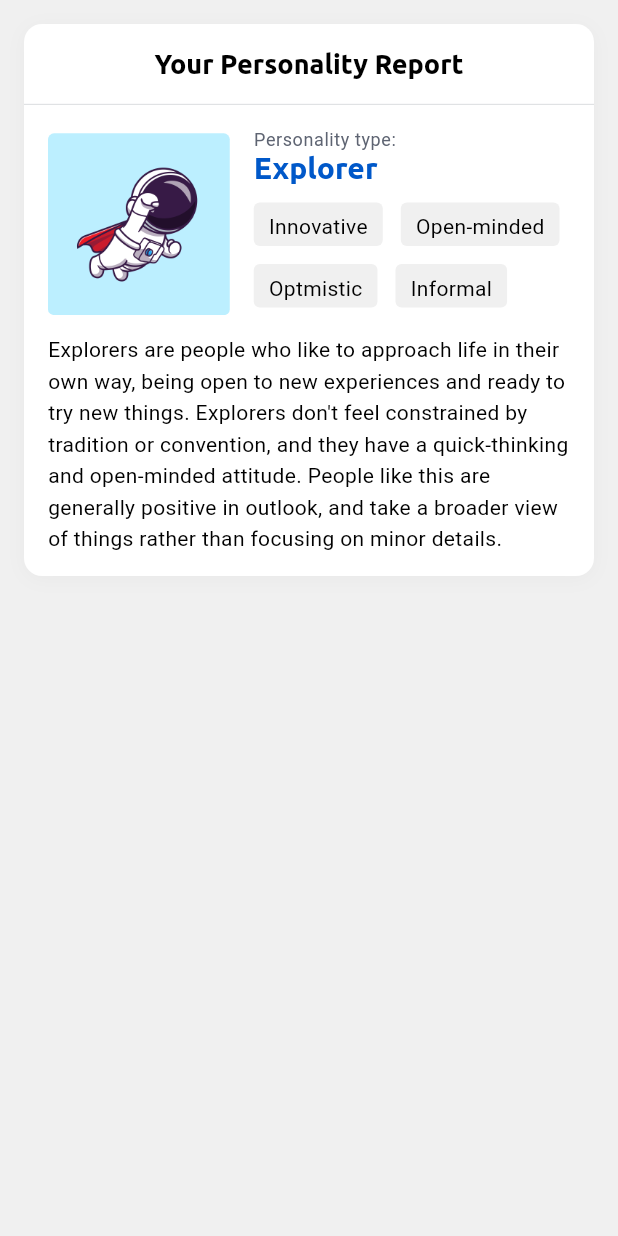
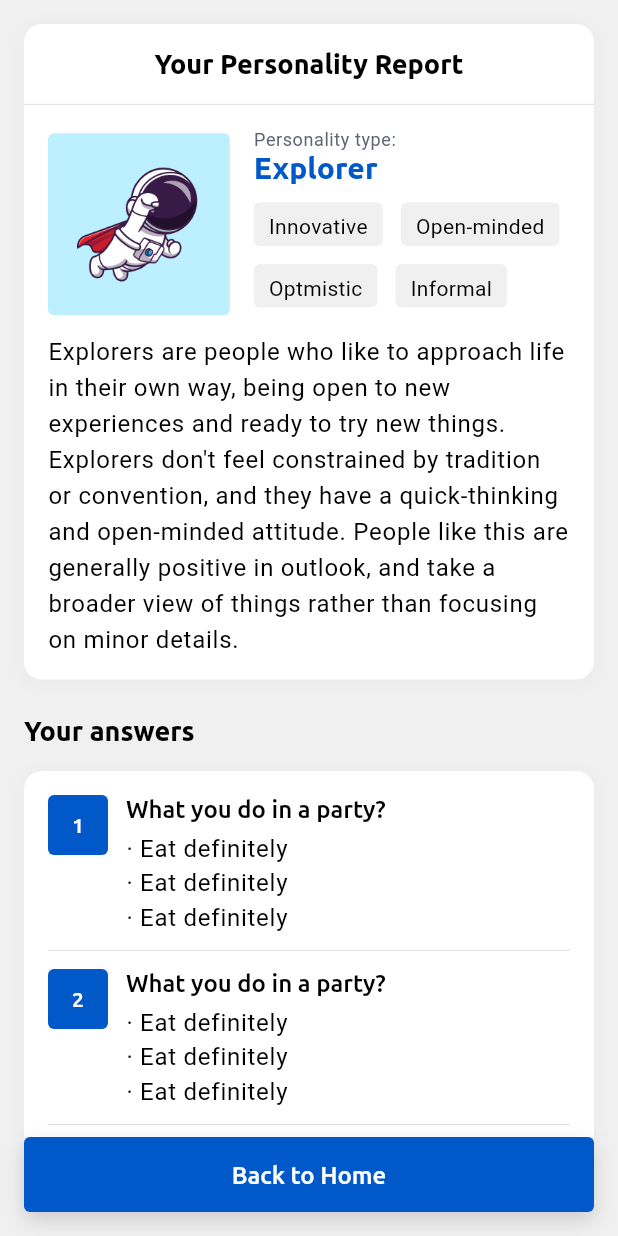
Before and after one commit to afhslll/quiz_app_flutter, a Flutter app: the ResultScreen screen opened by its route, on a phone screen of 412 x 824 dp. Run offline on Flutter 3.47's test engine with Material 2 defaults, Android fonts, the phone set to English and light mode, and no system bars; our stand-ins replace get_it; project files that could hold a hidden picture were left out.

Commit message:
Add user answers view

```diff
--- a/lib/ui/view/result_screen.dart
+++ b/lib/ui/view/result_screen.dart
@@ -1,20 +1,28 @@
 import 'package:flutter/material.dart';
 import 'package:quiz_app/core/constant/measurement_constant.dart';
 import 'package:quiz_app/core/constant/path_constant.dart';
+import 'package:quiz_app/core/model/question_info.dart';
+import 'package:quiz_app/core/service/locator/locator.dart';
+import 'package:quiz_app/core/service/navigation/navigation_service.dart';
 import 'package:quiz_app/ui/shared/style/common_style.dart';
 import 'package:quiz_app/ui/shared/style/roboto_style.dart';
 import 'package:quiz_app/ui/shared/style/ubuntu_style.dart';
 import 'package:quiz_app/ui/shared/theme_color.dart';
+import 'package:quiz_app/ui/widget/rounded_button.dart';
 import 'package:quiz_app/ui/widget/wrap_chip.dart';
 
 class ResultScreen extends StatelessWidget {
-  const ResultScreen({Key? key}) : super(key: key);
+  ResultScreen({Key? key}) : super(key: key);
+  final NavigationService _navigationService = locator<NavigationService>();
 
   @override
   Widget build(BuildContext context) {
     return Scaffold(
       backgroundColor: ThemeColor.lightestGrey,
-      body: SingleChildScrollView(
+      body: Column(
+        children: [
+          Expanded(
+            child: SingleChildScrollView(
               padding: EdgeInsets.all(ConstantMeasurement.screenPadding),
               child: Column(
                 crossAxisAlignment: CrossAxisAlignment.stretch,
@@ -23,8 +31,19 @@ class ResultScreen extends StatelessWidget {
                     bottom: false,
                     child: _buildReportView(context: context),
                   ),
+                  _buildAnswersView(),
                 ],
               ),
+            ),
+          ),
+          RoundedButton(
+              buttonColor: ThemeColor.primary,
+              buttonText: 'Back to Home',
+              textColor: ThemeColor.white,
+              onTap: () {
+                _navigationService.popToTop();
+              }),
+        ],
       ),
     );
   }
@@ -105,7 +124,7 @@ class ResultScreen extends StatelessWidget {
                   padding: const EdgeInsets.only(top: 8.0),
                   child: Text(
                     "Explorers are people who like to approach life in their own way, being open to new experiences and ready to try new things. Explorers don't feel constrained by tradition or convention, and they have a quick-thinking and open-minded attitude. People like this are generally positive in outlook, and take a broader view of things rather than focusing on minor details.",
-                    style: RobotoStyle.body2
+                    style: RobotoStyle.body1
                         .copyWith(color: ThemeColor.black, height: 1.5),
                   ),
                 ),
@@ -116,4 +135,107 @@ class ResultScreen extends StatelessWidget {
       ),
     );
   }
+
+  Widget _buildAnswersView() {
+    return Column(
+      crossAxisAlignment: CrossAxisAlignment.stretch,
+      mainAxisSize: MainAxisSize.min,
+      children: [
+        Padding(
+          padding: const EdgeInsets.only(top: 24.0, bottom: 16),
+          child: Text(
+            'Your answers',
+            style: UbuntuStyle.h3.copyWith(color: ThemeColor.black),
+          ),
+        ),
+        Container(
+          decoration: BoxDecoration(
+            boxShadow: [CommonStyle.boxShadow2],
+            borderRadius:
+                BorderRadius.circular(ConstantMeasurement.mediumBorderRadius),
+            color: ThemeColor.white,
+          ),
+          padding: EdgeInsets.all(ConstantMeasurement.screenPadding),
+          child: ListView.separated(
+              padding: EdgeInsets.zero,
+              primary: false,
+              shrinkWrap: true,
+              itemBuilder: (context, index) => _buildAnswerItem(index: index),
+              separatorBuilder: (context, index) => Padding(
+                    padding: const EdgeInsets.symmetric(vertical: 12.0),
+                    child: Divider(
+                        height: 1,
+                        thickness: 0.5,
+                        color: ThemeColor.grey.withOpacity(0.3)),
+                  ),
+              itemCount: 3),
+        ),
+      ],
+    );
   }
+
+  Widget _buildAnswerItem({int? index, QuestionInfo? questionInfo}) {
+    return Row(
+      crossAxisAlignment: CrossAxisAlignment.start,
+      children: [
+        Container(
+          height: 40,
+          width: 40,
+          margin: EdgeInsets.only(right: 12),
+          decoration: BoxDecoration(
+            borderRadius:
+                BorderRadius.circular(ConstantMeasurement.smallBorderRadius),
+            color: ThemeColor.primary,
+          ),
+          child: Center(
+            child: Text(
+              (index! + 1).toString(),
+              style: UbuntuStyle.button2.copyWith(color: ThemeColor.white),
+            ),
+          ),
+        ),
+        Expanded(
+          child: Column(
+            crossAxisAlignment: CrossAxisAlignment.stretch,
+            children: [
+              Text(
+                'What you do in a party?',
+                style: UbuntuStyle.button1.copyWith(color: ThemeColor.black),
+              ),
+              Padding(
+                padding: const EdgeInsets.only(top: 4.0),
+                child: _buildUserAnswer(
+                    ['Eat definitely', 'Eat definitely', 'Eat definitely']),
+              ),
+            ],
+          ),
+        ),
+      ],
+    );
+  }
+
+  Widget _buildUserAnswer(List<String> answers) {
+    if (answers.length > 1) {
+      return Column(
+        crossAxisAlignment: CrossAxisAlignment.stretch,
+        children: List.generate(
+          answers.length,
+          (index) => Padding(
+            padding: const EdgeInsets.only(top: 4.0),
+            child: Text(
+              '· ${answers[index]}',
+              style: RobotoStyle.body1.copyWith(color: ThemeColor.black),
+            ),
+          ),
+        ),
+      );
+    }
+    return Padding(
+      padding: const EdgeInsets.only(top: 4.0),
+      child: Text(
+        answers.first,
+        style: RobotoStyle.body1.copyWith(color: ThemeColor.black),
+      ),
+    );
+  }
+}
--- a/lib/ui/widget/rounded_button.dart
+++ b/lib/ui/widget/rounded_button.dart
@@ -30,7 +30,7 @@ class RoundedButton extends StatelessWidget {
   @override
   Widget build(BuildContext context) {
     return SafeArea(
-      top: useSafeArea,
+      top: false,
       bottom: useSafeArea,
       child: Container(
         width: MediaQuery.of(context).size.width,
```
Lines whose indentation alone changed are shown as unchanged.
